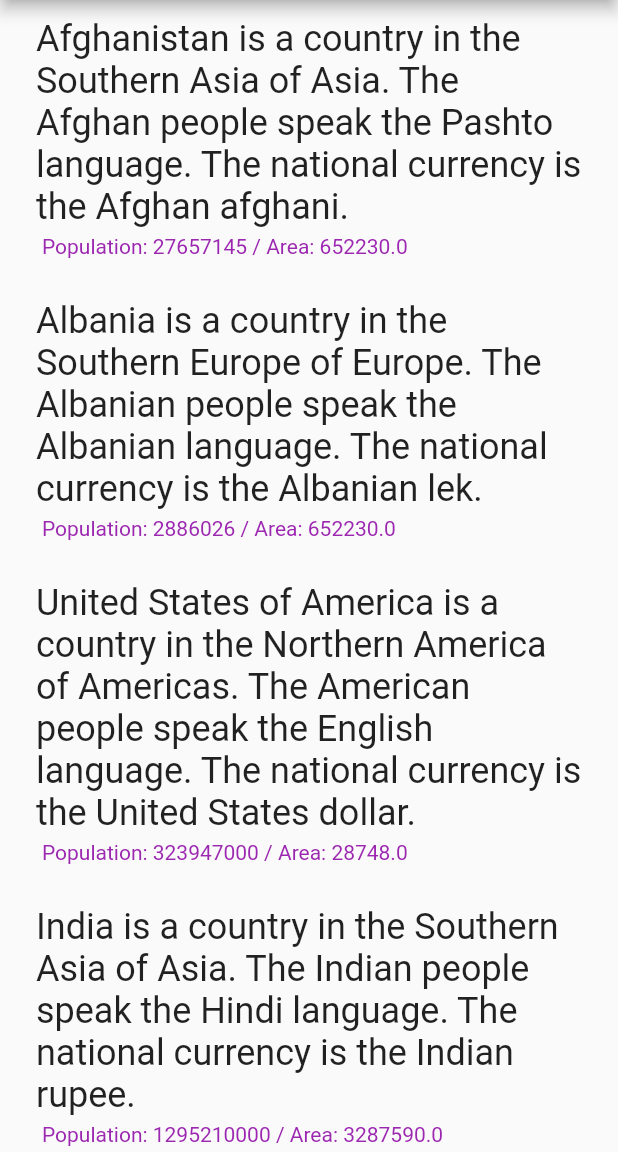
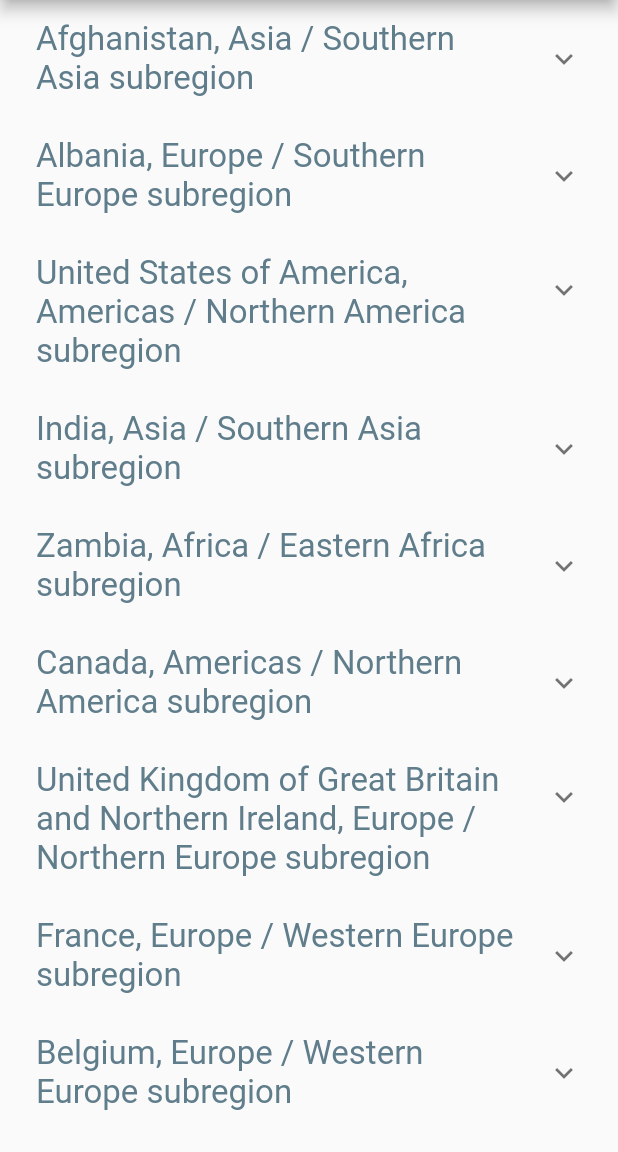
Before and after one commit to nour-diaa/101-BoringShow, a Flutter app: the screen it shows after launch, on a phone screen of 412 x 824 dp, the part 84-1236 px from its top. Run offline on Flutter 3.47's test engine with Material 2 defaults, Android fonts, the phone set to English and light mode, and no system bars.

Commit message:
Checkin 5: Added onRefresh handler, explore setState for reactive update

```diff
--- a/hn_app/lib/main.dart
+++ b/hn_app/lib/main.dart
@@ -1,3 +1,5 @@
+import 'dart:async';
+
 import 'package:flutter/material.dart';
 import 'package:url_launcher/url_launcher.dart';
 import 'src/country.dart';
@@ -34,36 +36,69 @@ class _MyHomePageState extends State<MyHomePage> {
       appBar: new AppBar(
         title: new Text(widget.title),
       ),
-      body: new ListView(
-        children: _countries.map(_buildItem).toList(),
+      body: RefreshIndicator(
+        child: new ListView(
+          children: _countries.map(_buildItem).toList(),
+        ),
+        onRefresh: _handleRefresh,
       ),
     );
   }
 
-  Widget _buildItem(Country a) {
+  Future<Null> _handleRefresh() async {
+    print("Mockup Data Change to simulate a Refresh: note setState");
+    setState( (){
+      print("Removing country data for: ${_countries[0].name}");
+      _countries.removeAt(0);
+    });
+
+    print("Handling Refresh: 3 second delay!");
+    await new Future.delayed(new Duration(seconds: 3));
+  }
+
+  Widget _buildBottomRow(Country country) {
+    return new Row(
+      mainAxisAlignment: MainAxisAlignment.spaceEvenly,
+      children: <Widget>[
+        new Text(
+          "Flag: ",
+          style: TextStyle(fontSize: 12.0),
+        ),
+        new IconButton(
+            icon: new Icon(Icons.launch),
+            onPressed: () async {
+              // defult inkwell animation exists
+              print("Tapping item: ${country.name}");
+              if (await canLaunch(country.flag)) {
+                await launch(country.flag,
+                    forceSafariVC: false, forceWebView: false);
+              } else {
+                throw 'Could not launch URL: ${country.flag}';
+              }
+            })
+      ],
+    );
+  }
+
+  Widget _buildItem(Country item) {
     return new Padding(
       padding: const EdgeInsets.all(8.0),
-      child: new ListTile(
+      child: new ExpansionTile(
         title: new Text(
-          "${a.name} is a country in the ${a.subregion} of ${a.region}. The ${a.demonym} people speak the ${a.languages[0]} language. The national currency is the ${a.currency}.",
-          style: new TextStyle(fontSize: 24.0),
-        ),
-        subtitle: Padding(
-          padding: const EdgeInsets.all(4.0),
-          child: new Text(
-            "Population: ${a.population} / Area: ${a.area}",
-            style: new TextStyle(color: Colors.purple),
+          "${item.name}, ${item.region} / ${item.subregion} subregion",
+          style: new TextStyle(
+            fontSize: 22.0,
+            color: Colors.blueGrey,
           ),
         ),
-        onTap: () async {
-          // defult inkwell animation exists
-          print("Tapping item: ${a.name}");
-          if (await canLaunch(a.flag)) {
-            await launch(a.flag, forceSafariVC: false, forceWebView: false);
-          } else {
-            throw 'Could not launch URL: ${a.flag}';
-          }
-        },
+        children: <Widget>[
+          Padding(
+            padding: const EdgeInsets.all(12.0),
+            child: new Text(
+                "The population of ${item.population} is distributed over a ${item.area} sq km area. The national currency is the ${item.currency}. Official language(s): ${item.languages}."),
+          ),
+          _buildBottomRow(item),
+        ],
       ),
     );
   }
--- a/hn_app/lib/src/country.dart
+++ b/hn_app/lib/src/country.dart
@@ -86,7 +86,7 @@ final countries = [
     region: "Americas",
     subregion: "Northern America",
     flag: "https://restcountries.eu/data/usa.svg",
-    area: 28748.0,
+    area: 9629091.0,
     population: 323947000,
     demonym: "American",
     latlong: [38.0,-97.0],
```
Also changed, not shown: 1 other file.
